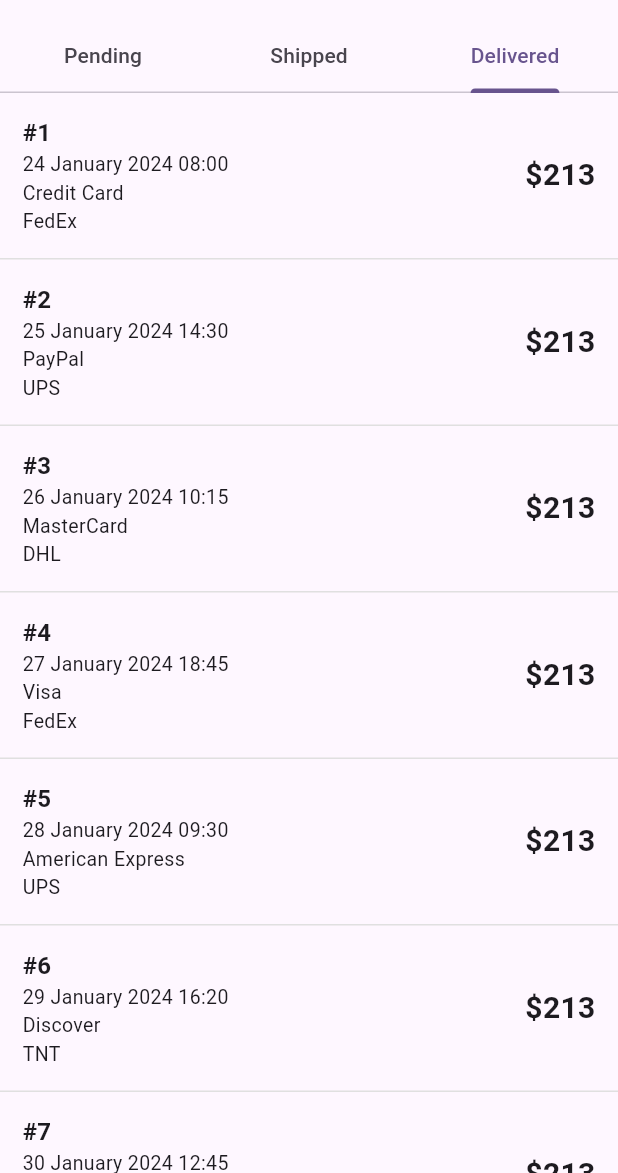
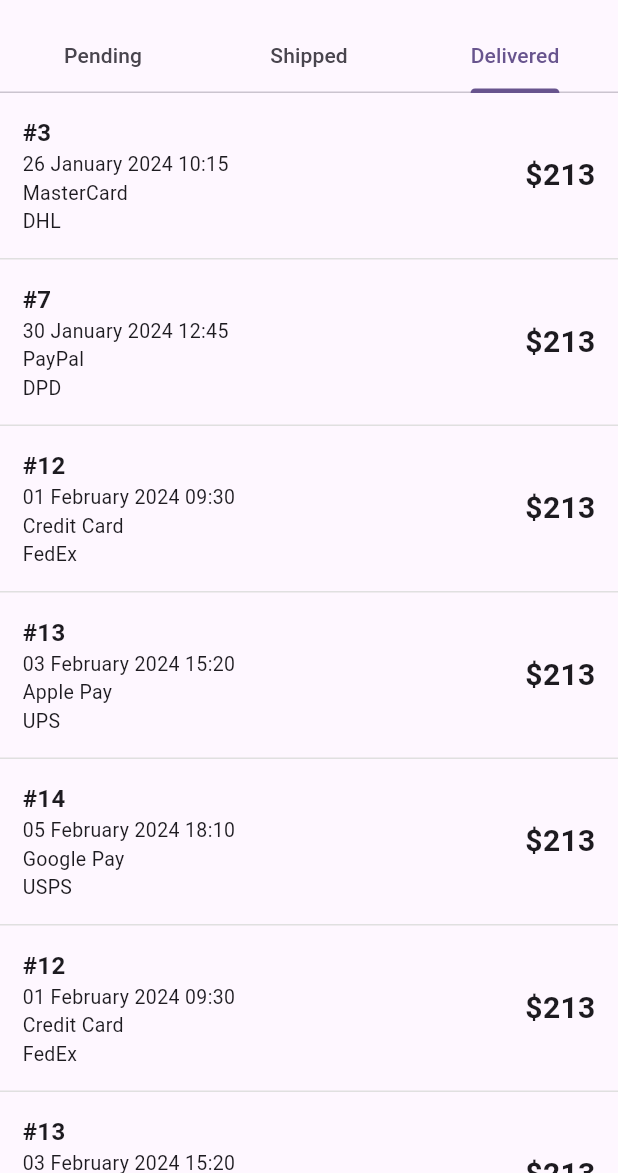
Before and after one commit to lypsisrudiansyah/flutter_lypsisbook, a Flutter app: the OrderListView screen opened directly, tab 3 chosen, on a phone screen of 412 x 824 dp, the part 63-1236 px from its top. Run offline on Flutter 3.47's test engine with Material 2 defaults, Android fonts, the phone set to English and light mode, and no system bars; our stand-ins replace carousel_slider, flutter_animate, flutter_rating_bar, google_fonts, material_design_icons_flutter; network calls fail.

Commit message:
🐛 fix(order_list_view.dart): filter order list items based on their status to display correct data in each tab

```diff
--- a/lib/module/order_list/controller/order_list_controller.dart
+++ b/lib/module/order_list/controller/order_list_controller.dart
@@ -326,6 +326,43 @@
         {"id": 17, "product_name": "AirPods Pro", "qty": 1, "price": 42.99},
         {"id": 18, "product_name": "Apple Watch Series 7", "qty": 1, "price": 0.0}
       ]
+    },
+    {
+      "id": 12,
+      "shipping_address": {"name": "John Smith", "detail": "456 Oak St, Anytown, USA"},
+      "courier": {"name": "FedEx", "detail": "Next-Day Delivery"},
+      "payment_method": {"name": "Credit Card", "detail": "**** **** **** 1234"},
+      "status": "Delivered",
+      "total": 99.99,
+      "created_at": "2024-02-01 09:30:00",
+      "items": [
+        {"id": 15, "product_name": "Samsung Galaxy S21", "qty": 2, "price": 49.99}
+      ]
+    },
+    {
+      "id": 13,
+      "shipping_address": {"name": "Emily Johnson", "detail": "789 Elm St, Othertown, USA"},
+      "courier": {"name": "UPS", "detail": "Standard Delivery"},
+      "payment_method": {"name": "Apple Pay", "detail": "applepay@example.com"},
+      "status": "Delivered",
+      "total": 75.0,
+      "created_at": "2024-02-03 15:20:00",
+      "items": [
+        {"id": 16, "product_name": "iPhone 13", "qty": 1, "price": 75.0}
+      ]
+    },
+    {
+      "id": 14,
+      "shipping_address": {"name": "Michael Brown", "detail": "123 Pine St, Anothertown, USA"},
+      "courier": {"name": "USPS", "detail": "Standard Delivery"},
+      "payment_method": {"name": "Google Pay", "detail": "googlepay@example.com"},
+      "status": "Delivered",
+      "total": 42.99,
+      "created_at": "2024-02-05 18:10:00",
+      "items": [
+        {"id": 17, "product_name": "AirPods Pro", "qty": 1, "price": 42.99},
+        {"id": 18, "product_name": "Apple Watch Series 7", "qty": 1, "price": 0.0}
+      ]
     }
   ];
 }
--- a/lib/module/order_list/view/order_list_view.dart
+++ b/lib/module/order_list/view/order_list_view.dart
@@ -32,8 +32,8 @@
         body: TabBarView(
           children: [
             OrderListPendingItems(items: controller.orderList.where((element) => element['status'] == "Pending").toList()),
-            OrderListShippedItems(items: controller.orderList),
-            OrderListDeliveredItems(items: controller.orderList),
+            OrderListShippedItems(items: controller.orderList.where((element) => element['status'] == "Shipped").toList()),
+            OrderListDeliveredItems(items: controller.orderList.where((element) => element['status'] == "Delivered").toList()),
           ],
         ),
       ),
```
Also changed, not shown: pubspec.lock.
